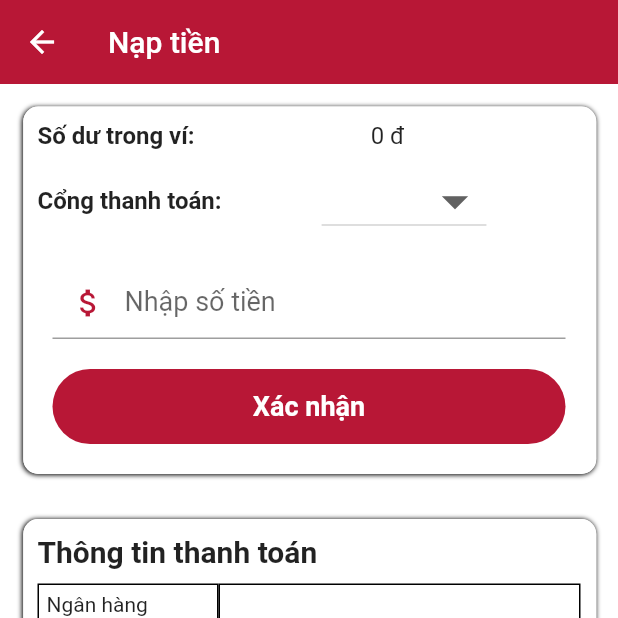
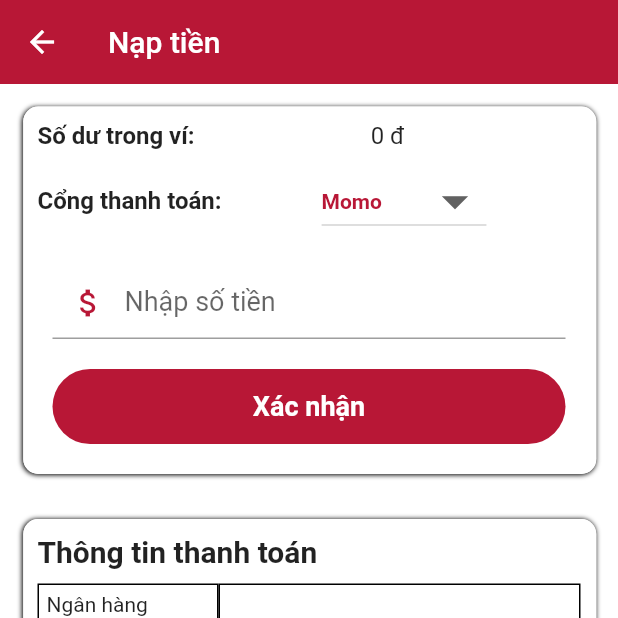
Before and after one commit to TranDangKhoaID/coach_ticket_booking_user, a Flutter app: the TopUpScreen screen opened directly, on a phone screen of 412 x 824 dp, the top half of it. Run offline on Flutter 3.47's test engine with Material 2 defaults, Android fonts, the phone set to English and light mode, and no system bars; our stand-ins replace dotted_line, firebase_auth, firebase_core, firebase_database, flutter_bloc, flutter_easyloading and 3 more; accounts and stored records are empty.

```diff
--- /dev/null
+++ b/lib/app/constants/top_up_constants.dart
@@ -0,0 +1,11 @@
+class TopUpStrings {
+  TopUpStrings._();
+  static const paymentMethodMomo = 'momo';
+  static const paymentMethodBank = 'tech-com bank';
+  //account number
+  static const accountNumberMomo = '0902800681';
+  static const accountNumberBank = '1928271822';
+  //account owner
+  static const accountOwnerMomo = 'TRAN DANG KHOA';
+  static const accountOwnerBank = 'TRAN DANG KHOA';
+}
--- a/lib/main.dart
+++ b/lib/main.dart
@@ -11,6 +11,7 @@ import 'package:tdc_coach_user/presentation/payment_detail_ticket/controller/pay
 import 'package:tdc_coach_user/presentation/register/cubit/register_controller.dart';
 import 'package:tdc_coach_user/presentation/select_seat/controller/select_seat_controller.dart';
 import 'package:tdc_coach_user/presentation/tickets_screen/controller/ticket_controller.dart';
+import 'package:tdc_coach_user/presentation/top_up/controller/top_up_controller.dart';
 
 void main() async {
   WidgetsFlutterBinding.ensureInitialized();
@@ -25,5 +26,6 @@ void main() async {
   Get.put(SelectSeatController());
   Get.put(PaymentTicketController());
   Get.put(TicketController());
+  Get.put(TopUpController());
   runApp(const MyApp());
 }
--- a/lib/presentation/home_page/home_page_screen.dart
+++ b/lib/presentation/home_page/home_page_screen.dart
@@ -153,7 +153,6 @@ class _HomePageState extends State<HomePage> {
                             isDisable:
                                 HomePageController.instance.isDisable.value,
                             onTap: () {
-                              //filterTrips();
                               Get.to(
                                 () => ListTripScreen(
                                   filterDepartureDate: selectedDate,
--- a/lib/presentation/top_up/top_up_screen.dart
+++ b/lib/presentation/top_up/top_up_screen.dart
@@ -1,10 +1,13 @@
 import 'package:firebase_database/firebase_database.dart';
 import 'package:flutter/material.dart';
 import 'package:flutter_easyloading/flutter_easyloading.dart';
+import 'package:get/get.dart';
 import 'package:intl/intl.dart';
 import 'package:tdc_coach_user/app/manager/color_manager.dart';
 import 'package:tdc_coach_user/app/storage/app_shared.dart';
+import 'package:tdc_coach_user/presentation/home_page/controller/home_page_controller.dart';
 import 'package:tdc_coach_user/presentation/top_up/component/billing_infor_widget.dart';
+import 'package:tdc_coach_user/presentation/top_up/controller/top_up_controller.dart';
 
 class TopUpScreen extends StatefulWidget {
   const TopUpScreen({super.key});
@@ -126,7 +129,7 @@ class _TopUpScreenState extends State<TopUpScreen> {
                         Expanded(
                           child: Center(
                             child: Text(
-                              '0 đ ',
+                              '${HomePageController.instance.wallet.value} đ ',
                               style: TextStyle(
                                 fontSize: 16,
                               ),
@@ -149,9 +152,11 @@ class _TopUpScreenState extends State<TopUpScreen> {
                         ),
                         Expanded(
                           child: Center(
-                            child: DropdownButton(
+                            child: Obx(
+                              () => DropdownButton(
                                 iconSize: 42.0,
-                              value: _dropDownvalue,
+                                value: TopUpController
+                                    .instance.dropDownvalue.value,
                                 items: const [
                                   DropdownMenuItem(
                                     child: Text('Momo'),
@@ -162,10 +167,12 @@ class _TopUpScreenState extends State<TopUpScreen> {
                                     value: "bank",
                                   )
                                 ],
-                              onChanged: _dropDownCallBack,
+                                onChanged:
+                                    TopUpController.instance.dropDownCallBack,
                                 style: TextStyle(
                                   color: AppColor.primary,
                                   fontWeight: FontWeight.bold,
+                                ),
                               ),
                             ),
                           ),
```
Also changed, not shown: lib/domain/model/top_up.dart (+30 -0 lines), lib/presentation/top_up/controller/top_up_controller.dart (added, +66 -0 lines). Lines whose indentation alone changed are shown as unchanged.
